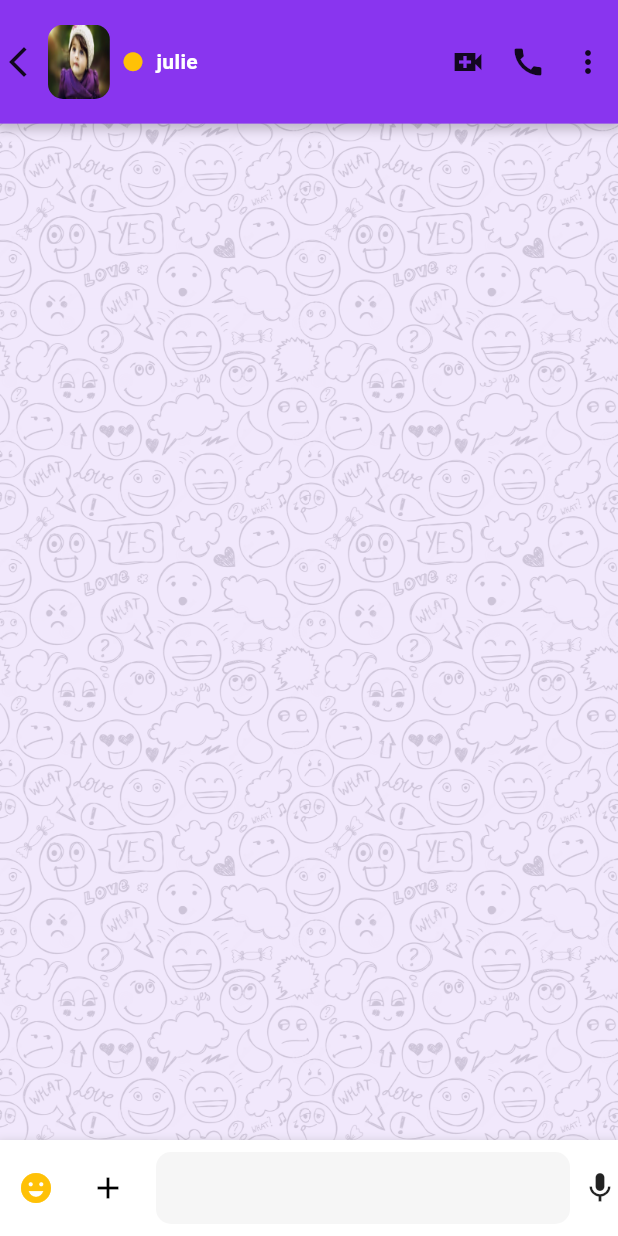
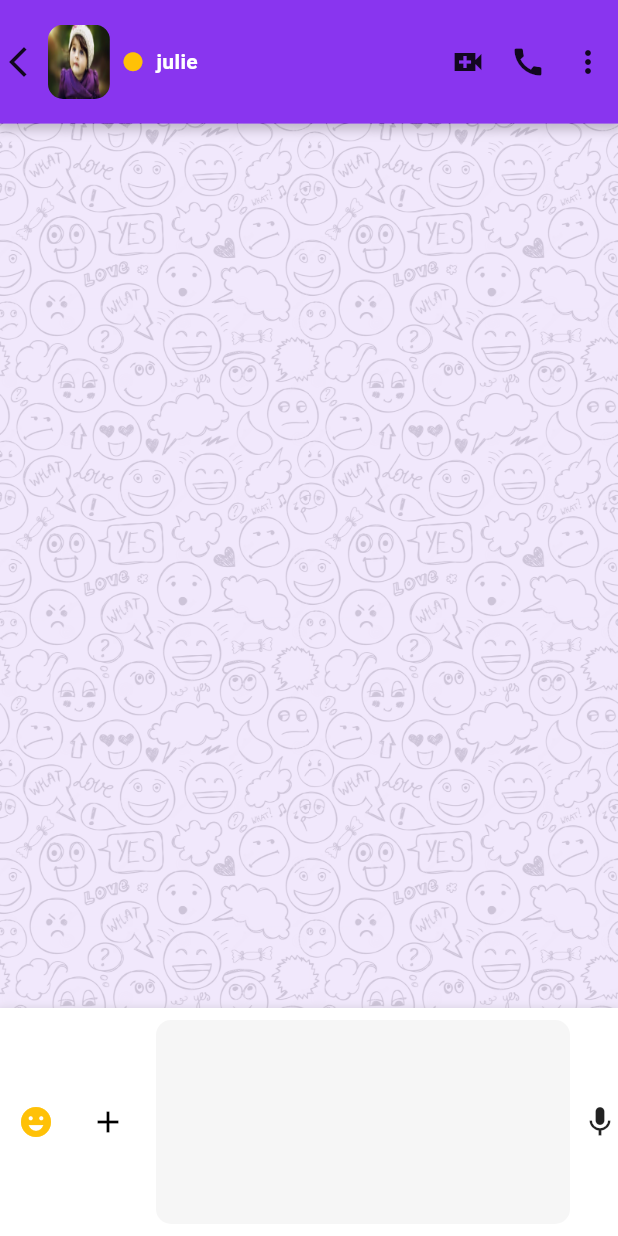
Before and after one commit to AshnaSathar/chat-application-mobile, a Flutter app: the Chat_Page screen opened directly, on a phone screen of 412 x 824 dp. Run offline on Flutter 3.47's test engine with Material 3 defaults, Android fonts, the phone set to English and light mode, and no system bars; our stand-ins replace chat_bubbles, emoji_picker_flutter, google_fonts, image_picker.

Commit message:
corrected the messagebar {expand upto 5 lines }

```diff
--- a/lib/Controller/providerclass.dart
+++ b/lib/Controller/providerclass.dart
@@ -3,6 +3,8 @@ import 'package:flutter/material.dart';
 class ProviderClass extends ChangeNotifier {
   List sendmessage = [];
   bool isActive = false;
+  List<String> temporaryMessages = [];
+  List<String> get allMessages => [...sendmessage, ...temporaryMessages];
   Map<String, Map<String, List<String>>> dropdownItems = {
     "Latest cricket news": {
       "Indian cricket team": [
@@ -62,6 +64,12 @@ class ProviderClass extends ChangeNotifier {
   Future addmessage({required message}) async {
     sendmessage.add(message);
     print(message);
+    notifyListeners();
+  }
+
+  void addTemporaryMessage({required String message}) {
+    temporaryMessages = [message];
+    notifyListeners();
   }
   // String subcategoryHeading = "Latest cricket news";
   // bool changeRoomPageValue = false;
--- a/lib/Views/GroupChatScreen/roomMembers.dart
+++ b/lib/Views/GroupChatScreen/roomMembers.dart
@@ -49,7 +49,10 @@ Widget RoomMemberBody({required context}) {
                               Chat_Page(name: "Member $index"),
                         ));
                   },
-                  child: Icon(Icons.send)),
+                  child: Icon(
+                    Icons.send,
+                    color: ColorsUsed.primaryColor,
+                  )),
             ),
           );
         },
--- a/lib/Views/PersonalChatScreen/personalChatPage.dart
+++ b/lib/Views/PersonalChatScreen/personalChatPage.dart
@@ -1,10 +1,7 @@
 import 'package:flutter/material.dart';
-import 'package:flutter_application_1/Controller/providerclass.dart';
 import 'package:flutter_application_1/Views/PersonalChatScreen/appBarForSingleChat.dart';
 import 'package:flutter_application_1/widgets/chatBody.dart';
 import 'package:flutter_application_1/widgets/messageBar.dart';
-import 'package:flutter_application_1/widgets/messageContainer.dart';
-import 'package:provider/provider.dart';
 
 class Chat_Page extends StatefulWidget {
   final String name;
@@ -29,9 +26,10 @@ class _Chat_PageState extends State<Chat_Page> {
               );
             },
           ),
-          Provider.of<ProviderClass>(context, listen: false).isActive
-              ? MessageContainer(msg: "hey")
-              : SizedBox(),
+
+          // Provider.of<ProviderClass>(context, listen: false).isActive
+          //     ? MessageContainer(msg: "hey")
+          //     : SizedBox(),
           Positioned(
             bottom: 0,
             left: 0,
--- a/lib/Views/loginPage/loginPage.dart
+++ b/lib/Views/loginPage/loginPage.dart
@@ -9,7 +9,6 @@ class LoginPage extends StatefulWidget {
 
   @override
   State<LoginPage> createState() => _LoginPageState();
-// route function with transition effect
   static Route HomeRoute() {
     return PageRouteBuilder(
       pageBuilder: (context, animation, secondaryAnimation) => HomePage(),
@@ -62,11 +61,6 @@ class _LoginPageState extends State<LoginPage> {
                         fontSize: 40,
                         fontWeight: FontWeight.w900,
                         color: ColorsUsed.secondaryColor),
-                    // style: TextStyle(
-                    //     fontFamily: 'Montserrat',
-                    //     color: ColorsUsed.secondaryColor,
-                    //     fontSize: 50,
-                    //     fontWeight: FontWeight.w900)
                   )),
               Padding(
                   padding: const EdgeInsets.all(8.0),
--- a/lib/widgets/chatBody.dart
+++ b/lib/widgets/chatBody.dart
@@ -1,10 +1,15 @@
+import 'package:chat_bubbles/bubbles/bubble_special_three.dart';
 import 'package:flutter/material.dart';
+import 'package:flutter_application_1/Controller/providerclass.dart';
+import 'package:provider/provider.dart';
 
 class ChatBody extends StatelessWidget {
-  const ChatBody({super.key});
-
   @override
   Widget build(BuildContext context) {
+    var provider = Provider.of<ProviderClass>(context, listen: true);
+    var sendmsg = provider.sendmessage.cast<String>();
+    print("Send Messages: $sendmsg");
+
     return Stack(
       children: [
         GridView.builder(
@@ -12,17 +17,39 @@ class ChatBody extends StatelessWidget {
               SliverGridDelegateWithFixedCrossAxisCount(crossAxisCount: 2),
           itemBuilder: (context, index) {
             return Container(
-              child: Image.asset(
-                "assets/background_Image.jpg",
-              ),
+              child: Image.asset("assets/background_Image.jpg"),
             );
           },
         ),
-        Container(
-          height: double.infinity,
-          color: Color.fromARGB(212, 238, 227, 251),
+        Positioned(
+          bottom: 0,
+          left: 0,
+          right: 0,
+          top: MediaQuery.sizeOf(context).height * .1,
+          child: Container(
+            color: Color.fromARGB(212, 238, 227, 251),
+            child: Padding(
+              padding: const EdgeInsets.all(8.0),
+              child: ListView.separated(
+                itemBuilder: (context, index) {
+                  return BubbleSpecialThree(text: sendmsg[index]);
+                },
+                separatorBuilder: (context, index) {
+                  return SizedBox();
+                },
+                itemCount: sendmsg.length,
+              ),
+            ),
+          ),
         ),
       ],
     );
   }
+
+  // Widget buildChatListView(List<String> allMessages) {
+  //   var provider = Provider.of<ProviderClass>(context, listen: true);
+  //   var sendmsg = provider.sendmessage.cast<String>();
+  //   print("Send Messages: $sendmsg");
+  //   return
+  // }
 }
--- a/lib/widgets/iconcreation.dart
+++ b/lib/widgets/iconcreation.dart
@@ -10,7 +10,7 @@ Widget iconcreation(
   return Column(
     children: [
       CircleAvatar(
-        radius: 30,
+        radius: MediaQuery.of(context).size.width * 0.08,
         backgroundColor: color,
         child: InkWell(
           onTap: () async {
@@ -44,7 +44,7 @@ Widget iconcreation(
           child: Icon(
             icon,
             color: ColorsUsed.primaryIconColor,
-            size: 29,
+            size: MediaQuery.of(context).size.width * 0.07,
           ),
         ),
       ),
--- a/lib/widgets/messageBar.dart
+++ b/lib/widgets/messageBar.dart
@@ -12,6 +12,8 @@ class MessageBar extends StatefulWidget {
   @override
   State<MessageBar> createState() => _MessageBarState();
 }
+
+int? maxLines = 5;
 
 class _MessageBarState extends State<MessageBar> {
   bool _emojiShowing = false;
@@ -66,12 +68,17 @@ class _MessageBarState extends State<MessageBar> {
                       borderRadius: BorderRadius.circular(10),
                     ),
                     child: TextField(
-                      style: GoogleFonts.notoColorEmoji(),
+                      style: TextStyle(fontSize: 16),
                       controller: messageController,
                       onChanged: (text) {
-                        // Update the UI based on text input
-                        setState(() {});
+                        int lines = '\n'.allMatches(text).length + 1;
+                        if (lines > 5) {
+                          setState(() {
+                            maxLines = lines > 5 ? 5 : lines;
+                          });
+                        }
                       },
+                      maxLines: maxLines,
                       decoration: InputDecoration(
                         border: InputBorder.none,
                         contentPadding: EdgeInsets.all(8.0),
@@ -80,7 +87,7 @@ class _MessageBarState extends State<MessageBar> {
                   ),
                 ),
               ),
-              buildSendButton() // New method to conditionally build the button
+              buildSendButton()
             ],
           ),
         ),
@@ -124,6 +131,9 @@ class _MessageBarState extends State<MessageBar> {
             onTap: () {
               Provider.of<ProviderClass>(context, listen: false).isActive =
                   true;
+              Provider.of<ProviderClass>(context, listen: false)
+                  .addmessage(message: messageController.text);
+              messageController.clear();
             },
             child: Icon(Icons.send),
           );
--- a/pubspec.yaml
+++ b/pubspec.yaml
@@ -35,6 +35,7 @@ dependencies:
   image_picker: ^1.0.7
   provider: ^6.1.1
   google_fonts: ^6.1.0
+  chat_bubbles: ^1.6.0
 
 dev_dependencies:
   flutter_lints: ^2.0.0
```
Also changed, not shown: pubspec.lock, 1 other file.
